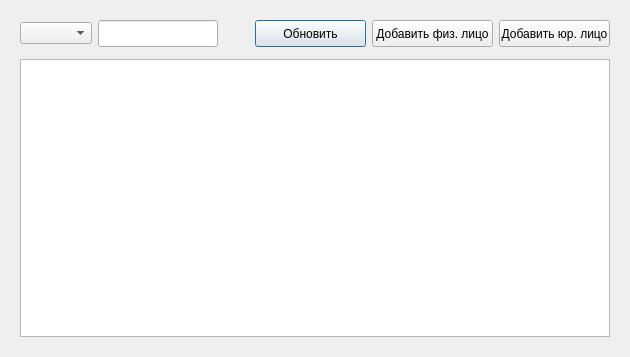
Before: the Qt Designer form ContactsDialog.ui in okostynchuk/Outcall, drawn with Qt 5.
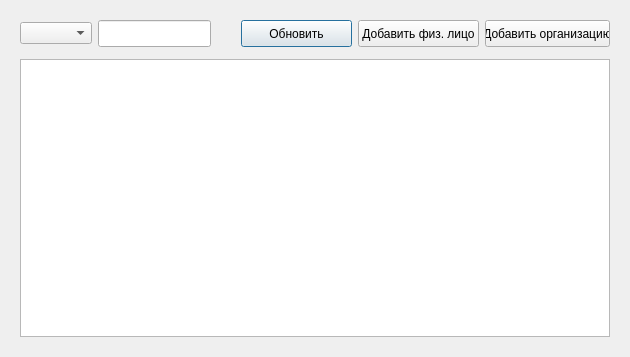
After: the same form once the commit is applied.

What changed in the file:
```diff
--- a/ContactsDialog.ui
+++ b/ContactsDialog.ui
@@ -118,7 +118,7 @@
              </size>
             </property>
             <property name="text">
-             <string>Добавить юр. лицо</string>
+             <string>Добавить организацию</string>
             </property>
            </widget>
           </item>
```
Left out of the diff: 2 changed lines with no effect on the pictures.
